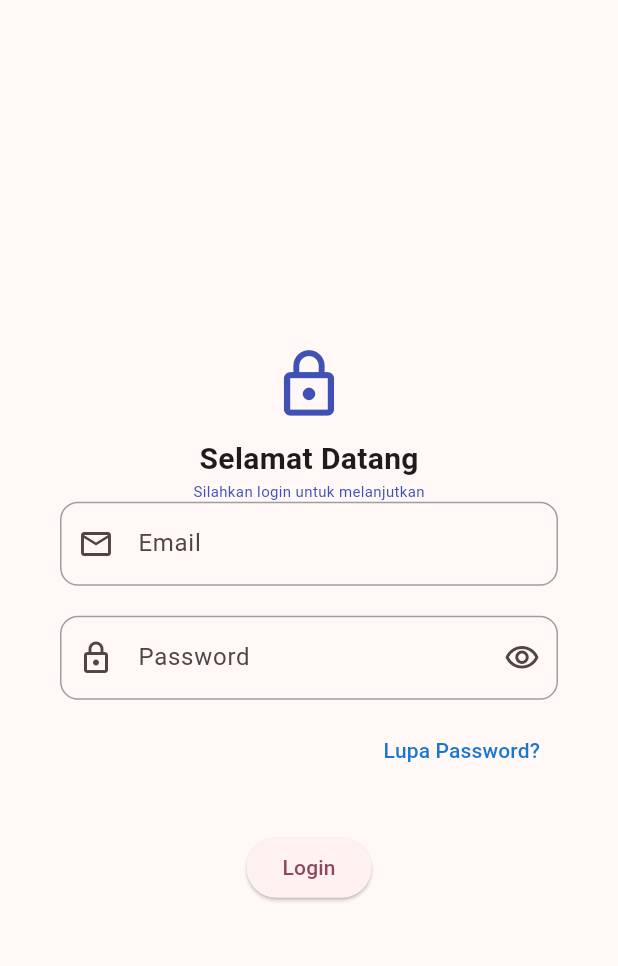
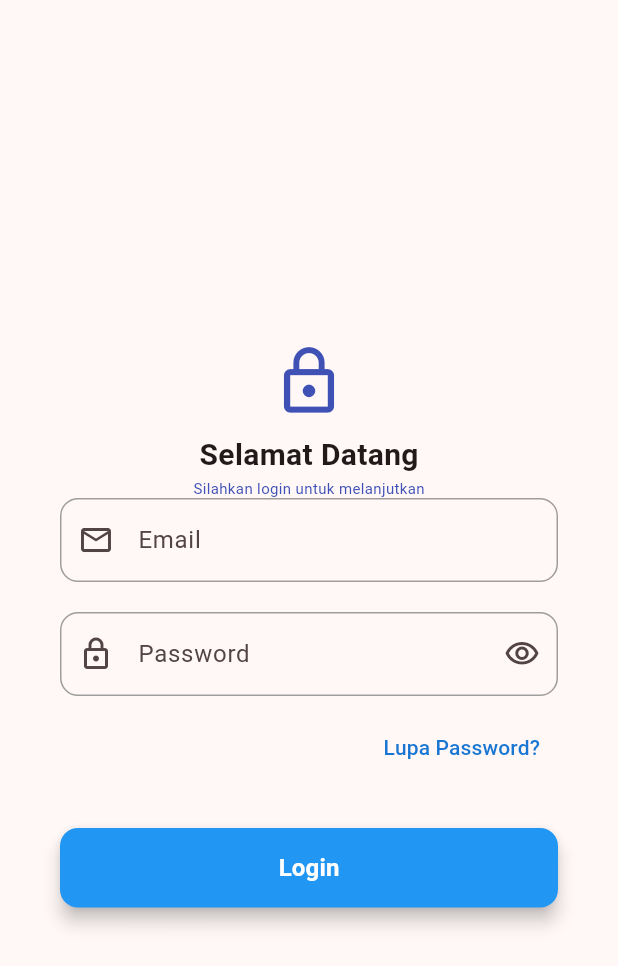
Before and after one commit to GUYwithPTSD/tugas_week6_1123150135, a Flutter app: the screen it shows after launch, on a phone screen of 412 x 824 dp. Shown: the top 966 px of the screen. Run offline on Flutter 3.47's test engine with Material 3 defaults, Android fonts, the light colour scheme and no system bars.

Commit message:
commit 17 - desain button login

```diff
--- a/lib/login.dart
+++ b/lib/login.dart
@@ -80,7 +80,23 @@ class Login extends StatelessWidget {
                   ),
                 ),
                 SizedBox(height: 30),
-                ElevatedButton(onPressed: () {}, child: Text('Login')),
+                ElevatedButton(
+                  onPressed: () {},
+                  style: ElevatedButton.styleFrom(
+                    backgroundColor: Colors.blue,
+                    foregroundColor: Colors.white,
+                    padding: EdgeInsets.symmetric(vertical: 15.0),
+                    minimumSize: Size(double.infinity, 50),
+                    shape: RoundedRectangleBorder(
+                      borderRadius: BorderRadius.all(Radius.circular(12.0)),
+                    ),
+                    elevation: 5,
+                  ),
+                  child: Text(
+                    'Login',
+                    style: TextStyle(fontSize: 16, fontWeight: FontWeight.bold),
+                  ),
+                ),
               ],
             ),
           ),
```
